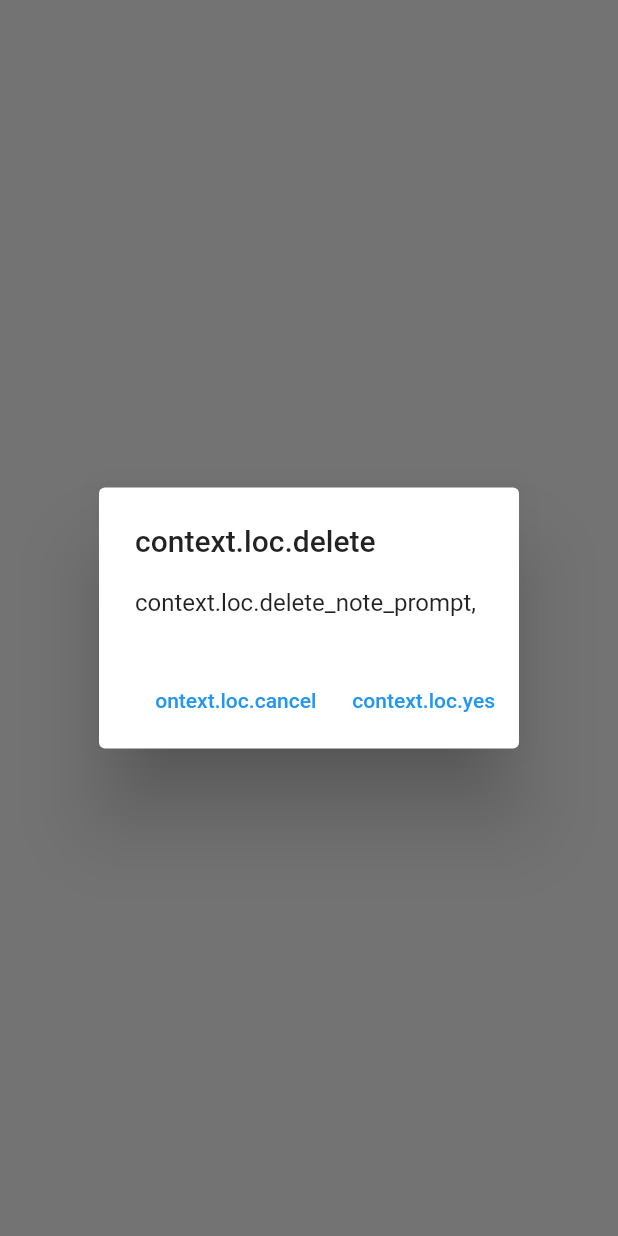
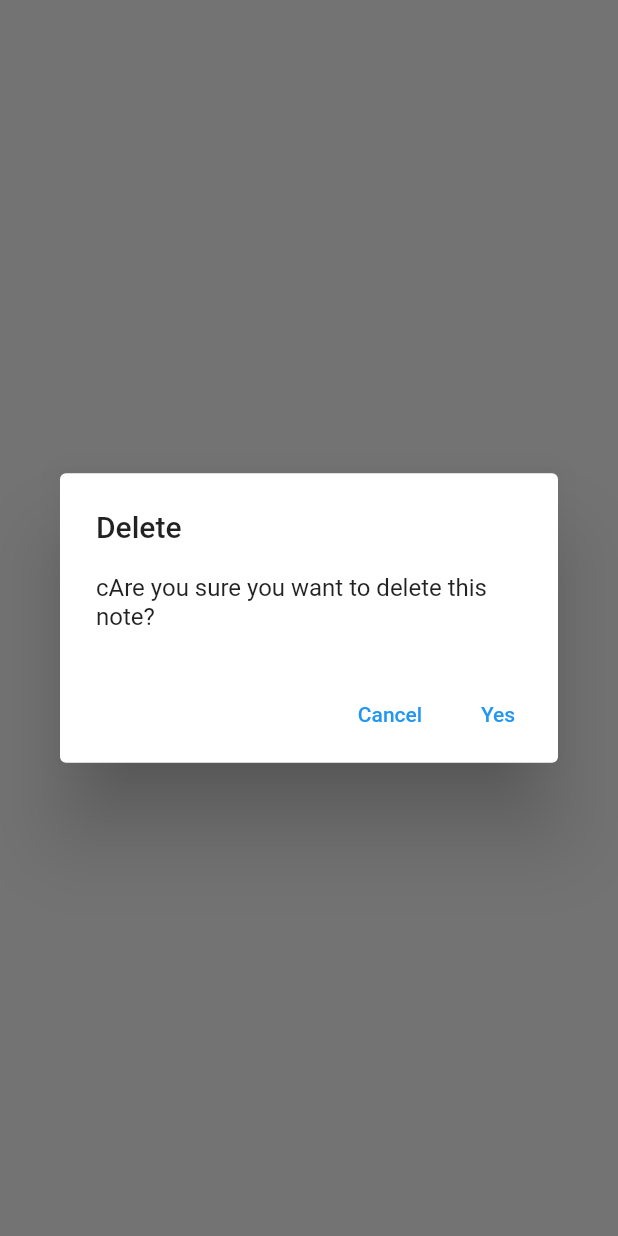
Before and after one commit to a6hii/todos_bloc, a Flutter app: what showDeleteDialog() shows on an empty page, opened directly, on a phone screen of 412 x 824 dp. Run offline on Flutter 3.47's test engine with Material 2 defaults, Android fonts, the phone set to English and light mode, and no system bars; our stand-ins replace cloud_firestore, dartx, equatable, firebase_auth, firebase_core, firebase_storage and 4 more; accounts and stored records are empty; network calls fail.

Commit message:
Minor changes

```diff
--- a/lib/utilities/dialogs/delete_dialog.dart
+++ b/lib/utilities/dialogs/delete_dialog.dart
@@ -5,11 +5,11 @@ import 'package:todos_bloc_app/utilities/dialogs/generic_dialog.dart';
 Future<bool> showDeleteDialog(BuildContext context) {
   return showGenericDialog<bool>(
     context: context,
-    title: 'context.loc.delete',
-    content: 'context.loc.delete_note_prompt,',
+    title: 'Delete',
+    content: 'cAre you sure you want to delete this note?',
     optionsBuilder: () => {
-      'ontext.loc.cancel': false,
-      'context.loc.yes': true,
+      'Cancel': false,
+      'Yes': true,
     },
   ).then(
     (value) => value ?? false,
--- a/lib/utilities/dialogs/error_dialog.dart
+++ b/lib/utilities/dialogs/error_dialog.dart
@@ -8,10 +8,10 @@ Future<void> showErrorDialog(
 ) {
   return showGenericDialog<void>(
     context: context,
-    title: 'context.loc.generic_error_prompt',
+    title: 'An error occurred',
     content: text,
     optionsBuilder: () => {
-      'context.loc.ok': null,
+      'Ok': null,
     },
   );
 }
--- a/lib/utilities/dialogs/logout_dialog.dart
+++ b/lib/utilities/dialogs/logout_dialog.dart
@@ -5,11 +5,11 @@ import 'package:todos_bloc_app/utilities/dialogs/generic_dialog.dart';
 Future<bool> showLogOutDialog(BuildContext context) {
   return showGenericDialog<bool>(
     context: context,
-    title: 'context.loc.logout_button',
-    content: ' context.loc.logout_dialog_prompt',
+    title: 'Logout',
+    content: 'Are you sure you want to log out?',
     optionsBuilder: () => {
-      'context.loc.cancel': false,
-      ' context.loc.logout_button': true,
+      'Cancel': false,
+      'Logout': true,
     },
   ).then(
     (value) => value ?? false,
--- a/lib/utilities/dialogs/password_reset_email_sent_dialog.dart
+++ b/lib/utilities/dialogs/password_reset_email_sent_dialog.dart
@@ -5,10 +5,11 @@ import 'package:todos_bloc_app/utilities/dialogs/generic_dialog.dart';
 Future<void> showPasswordResetSentDialog(BuildContext context) {
   return showGenericDialog<void>(
     context: context,
-    title: 'context.loc.password_reset',
-    content: 'context.loc.password_reset_dialog_prompt',
+    title: 'Password reset',
+    content:
+        'We have now sent you a password reset link. Please check your email for more information.',
     optionsBuilder: () => {
-      'context.loc.ok': null,
+      'Ok': null,
     },
   );
 }
```
